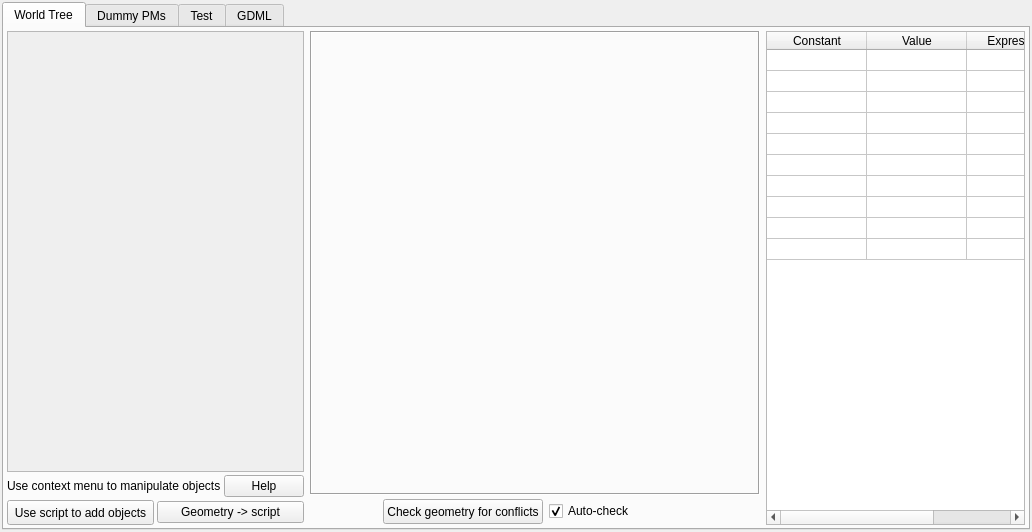
andrmor/ANTS2, file src/gui/detectoraddonswindow.ui: the form before one commit.
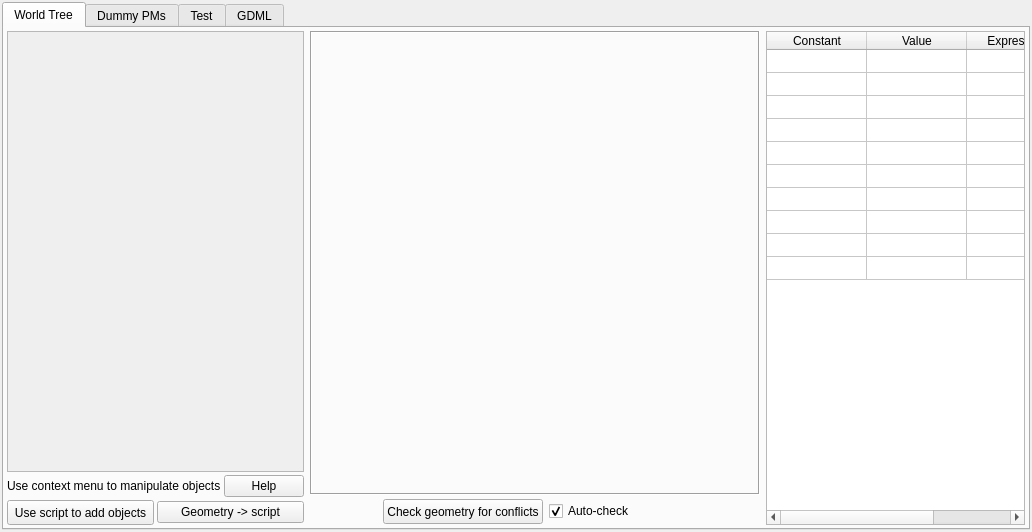
The form after the commit.

Diff of the .ui file:
```diff
--- a/src/gui/detectoraddonswindow.ui
+++ b/src/gui/detectoraddonswindow.ui
@@ -283,7 +283,7 @@
            <bool>false</bool>
           </attribute>
           <attribute name="verticalHeaderDefaultSectionSize">
-           <number>21</number>
+           <number>23</number>
           </attribute>
           <attribute name="verticalHeaderMinimumSectionSize">
            <number>21</number>
```
